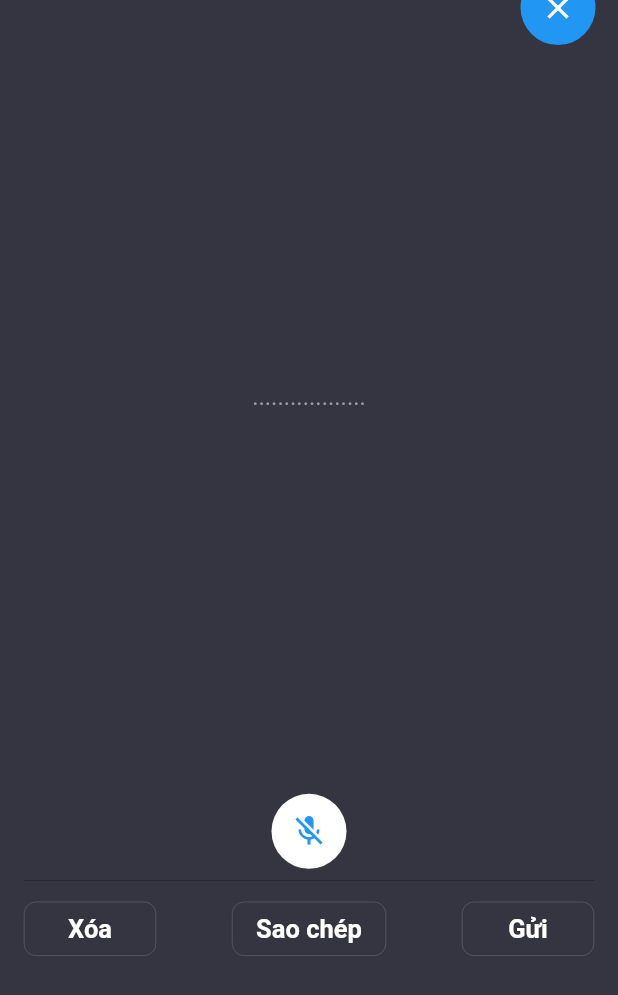
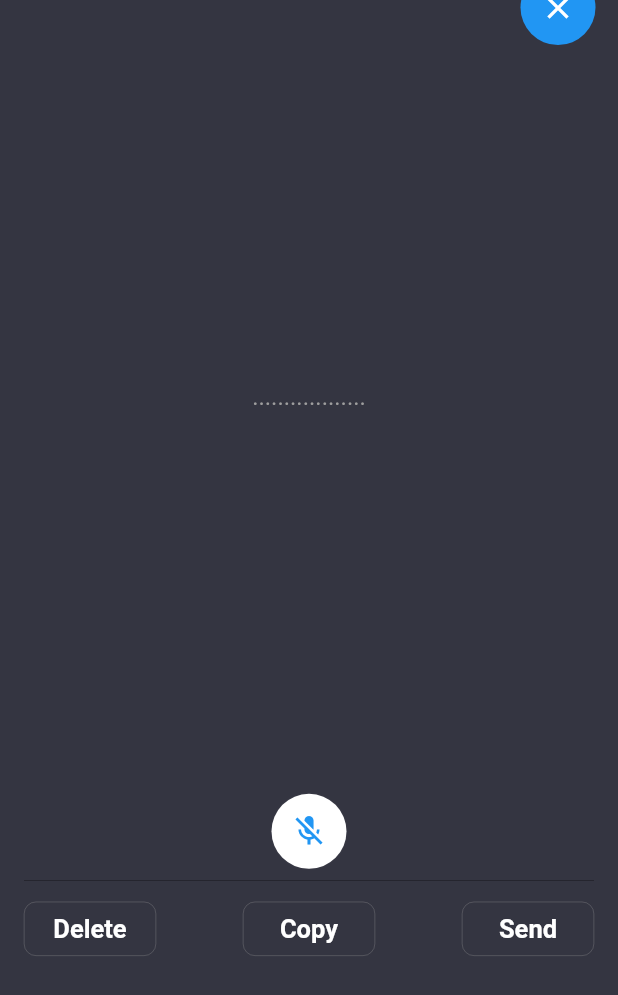
Before and after one commit to nguyentrongnhan1412/VoiceGPT, a Flutter app: the BottomSheetVoice widget shown alone on an empty page, opened directly, on a phone screen of 412 x 824 dp. Shown: the top 995 px of the screen. Run offline on Flutter 3.47's test engine with Material 2 defaults, Android fonts, the phone set to English and light mode, and no system bars; our stand-ins replace flutter_spinkit, flutter_tts, permission_handler, shared_preferences, speech_to_text; accounts and stored records are empty; network calls fail.

Commit message:
fix lang + update demo

```diff
--- a/voicegpt/lib/view/chat_view/components/bottom_sheet_voice.dart
+++ b/voicegpt/lib/view/chat_view/components/bottom_sheet_voice.dart
@@ -196,16 +196,16 @@ class _BottomSheetVoiceState extends State<BottomSheetVoice> {
   }
 
   Widget _buttonClear() {
-    return _buttonBase(text: 'Xóa', onPressed: _onClear, colour: Colors.red);
+    return _buttonBase(text: 'Delete', onPressed: _onClear, colour: Colors.red);
   }
 
   Widget _buttonCopy() {
     return _buttonBase(
-        text: 'Sao chép', onPressed: _onCopy, colour: Colors.blue);
+        text: 'Copy', onPressed: _onCopy, colour: Colors.blue);
   }
 
   Widget _buttonSend() {
-    return _buttonBase(text: 'Gửi', onPressed: _onSend, colour: Colors.green);
+    return _buttonBase(text: 'Send', onPressed: _onSend, colour: Colors.green);
   }
 
   Widget _buttonClose() {
```
Also changed, not shown: 1 other file.
